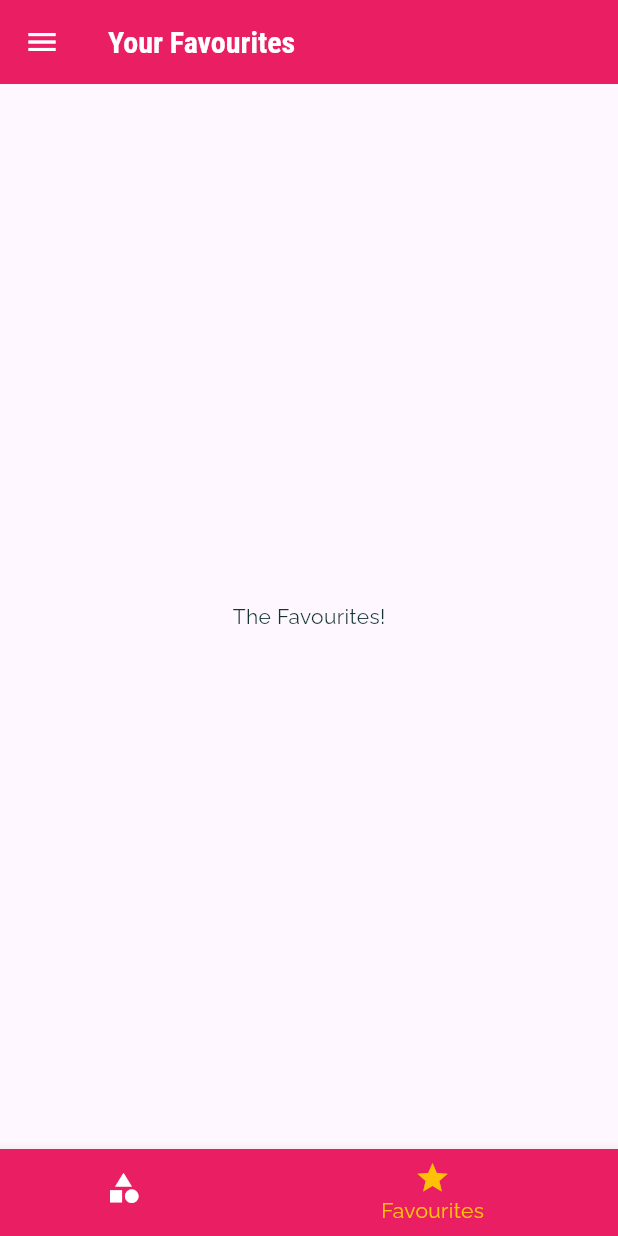
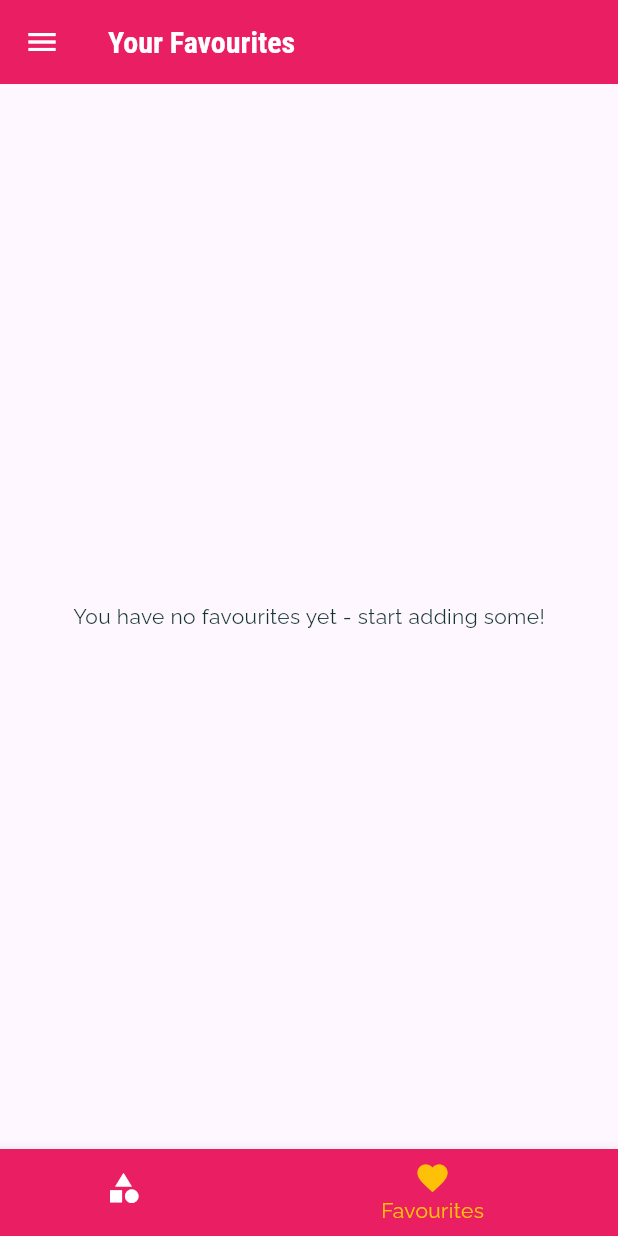
Before and after one commit to AyushSingh4321/mealsApp, a Flutter app: the screen it shows after launch, item 2 of the bottom bar chosen, on a phone screen of 412 x 824 dp. Run offline on Flutter 3.47's test engine with Material 3 defaults, Android fonts, the phone set to English and light mode, and no system bars.

Commit message:
favouritesFeature...COMPLETED

```diff
--- a/lib/main.dart
+++ b/lib/main.dart
@@ -22,6 +22,7 @@ class _MyAppState extends State<MyApp> {
     'vegetarian': false,
   };
   List<Meal> _availableMeals = DUMMY_MEALS;
+  List<Meal> _favouriteMeals = [];
   void _setFilters(Map<String, bool> filterData) {
     setState(() {
       _filters = filterData;
@@ -41,6 +42,26 @@ class _MyAppState extends State<MyApp> {
         return true;
       }).toList();
     });
+  }
+
+   void _toggleFavourite(String mealId) {
+    final existingIndex =
+        _favouriteMeals.indexWhere((meal) => mealId == meal.id);
+    if (existingIndex >= 0) {
+      setState(() {
+        _favouriteMeals.removeAt(existingIndex);
+      });
+    } else {
+      setState(() {
+        _favouriteMeals.add(
+          DUMMY_MEALS.firstWhere((meal) => mealId == meal.id),
+        );
+      });
+    }
+  }
+
+  bool _isMealFavourite(String id) {
+    return _favouriteMeals.any((meal) => meal.id == id);
   }
 
   @override
@@ -72,10 +93,11 @@ class _MyAppState extends State<MyApp> {
       // home: CategoriesScreen(),
       initialRoute: '/', // default is '/'
       routes: {
-        '/': (ctx) => TabsScreen(),
+        '/': (ctx) => TabsScreen(_favouriteMeals),
         CategoryMealsScreen.routeName: (ctx) =>
             CategoryMealsScreen(_availableMeals),
-        MealDetailScreen.routeName: (ctx) => MealDetailScreen(),
+        MealDetailScreen.routeName: (ctx) =>
+            MealDetailScreen(_toggleFavourite ,_isMealFavourite),
         FiltersScreen.routeName: (ctx) => FiltersScreen(_filters, _setFilters),
       },
       onGenerateRoute: (settings) {
--- a/lib/screens/category_meals_screen.dart
+++ b/lib/screens/category_meals_screen.dart
@@ -57,7 +57,7 @@ class _CategoryMealsScreenState extends State<CategoryMealsScreen> {
             duration: displayedMeals[index].duration,
             complexity: displayedMeals[index].complexity,
             affordability: displayedMeals[index].affordability,
-            removeItem: _removeMeal,
+
           );
         },
         itemCount: displayedMeals.length,
--- a/lib/screens/favourites_screen.dart
+++ b/lib/screens/favourites_screen.dart
@@ -1,10 +1,30 @@
 import 'package:flutter/material.dart';
+import '../models/meal.dart';
+import '../widgets/meal_item.dart';
 
 class FavouritesScreen extends StatelessWidget {
+  List<Meal> favouriteMeals;
+  FavouritesScreen(this.favouriteMeals);
   @override
   Widget build(BuildContext context) {
-    return Center(
-      child: Text('The Favourites!'),
-    );
+    if (favouriteMeals.isEmpty) {
+      return Center(
+        child: Text('You have no favourites yet - start adding some!'),
+      );
+    } else {
+      return ListView.builder(
+        itemBuilder: (ctx, index) {
+          return MealItem(
+            id: favouriteMeals[index].id,
+            title: favouriteMeals[index].title,
+            imageUrl: favouriteMeals[index].imageUrl,
+            duration: favouriteMeals[index].duration,
+            complexity: favouriteMeals[index].complexity,
+            affordability: favouriteMeals[index].affordability,
+          );
+        },
+        itemCount: favouriteMeals.length,
+      );
+    }
   }
 }
--- a/lib/screens/tabs_screen.dart
+++ b/lib/screens/tabs_screen.dart
@@ -2,23 +2,33 @@ import 'package:flutter/material.dart';
 import '../widgets/main_drawer.dart';
 import './favourites_screen.dart';
 import './categories_screen.dart';
+import '../models/meal.dart';
 
 class TabsScreen extends StatefulWidget {
+  final List<Meal> favouriteMeals;
+  TabsScreen(this.favouriteMeals);
+
   @override
   State<TabsScreen> createState() => _TabsScreenState();
 }
 
 class _TabsScreenState extends State<TabsScreen> {
-  final List<Map<String, Object>> _pages = [
+  late List<Map<String, Object>> _pages;
+  @override
+  void initState() {
+    _pages = [
       {
         'page': CategoriesScreen(),
         'title': 'Categories',
       },
       {
-      'page': FavouritesScreen(),
+        'page': FavouritesScreen(widget.favouriteMeals),
         'title': 'Your Favourites',
       },
     ];
+    super.initState();
+  }
+
   int _selectedPageIndex = 0;
   void _selectPage(int index) {
     setState(() {
@@ -49,7 +59,7 @@ class _TabsScreenState extends State<TabsScreen> {
           ),
           BottomNavigationBarItem(
             backgroundColor: Theme.of(context).primaryColor,
-            icon: Icon(Icons.star),
+            icon: Icon(Icons.favorite),
             label: 'Favourites',
           ),
         ],
--- a/lib/widgets/meal_item.dart
+++ b/lib/widgets/meal_item.dart
@@ -9,7 +9,7 @@ class MealItem extends StatelessWidget {
   final int duration;
   final Complexity complexity;
   final Affordability affordability;
-  final Function removeItem;
+
   MealItem({
     required this.id,
     required this.title,
@@ -17,7 +17,7 @@ class MealItem extends StatelessWidget {
     required this.affordability,
     required this.complexity,
     required this.duration,
-    required this.removeItem,
+
   });
   String get complexityText {
     switch (complexity) {
@@ -53,7 +53,7 @@ class MealItem extends StatelessWidget {
     )
         .then((result) {
       if (result != null) {
-        removeItem(result);
+        // removeItem(result);
       }
     });
   }
```
Also changed, not shown: lib/screens/meal_detail_screen.dart (+5 -4 lines). Lines whose indentation alone changed are shown as unchanged.
